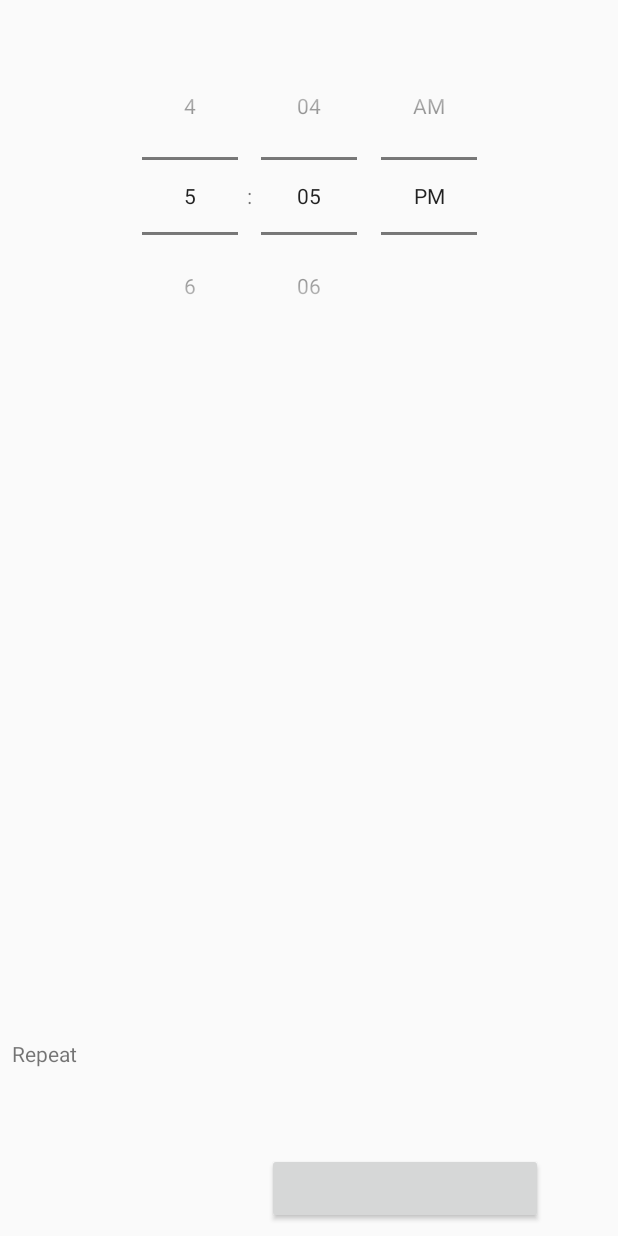
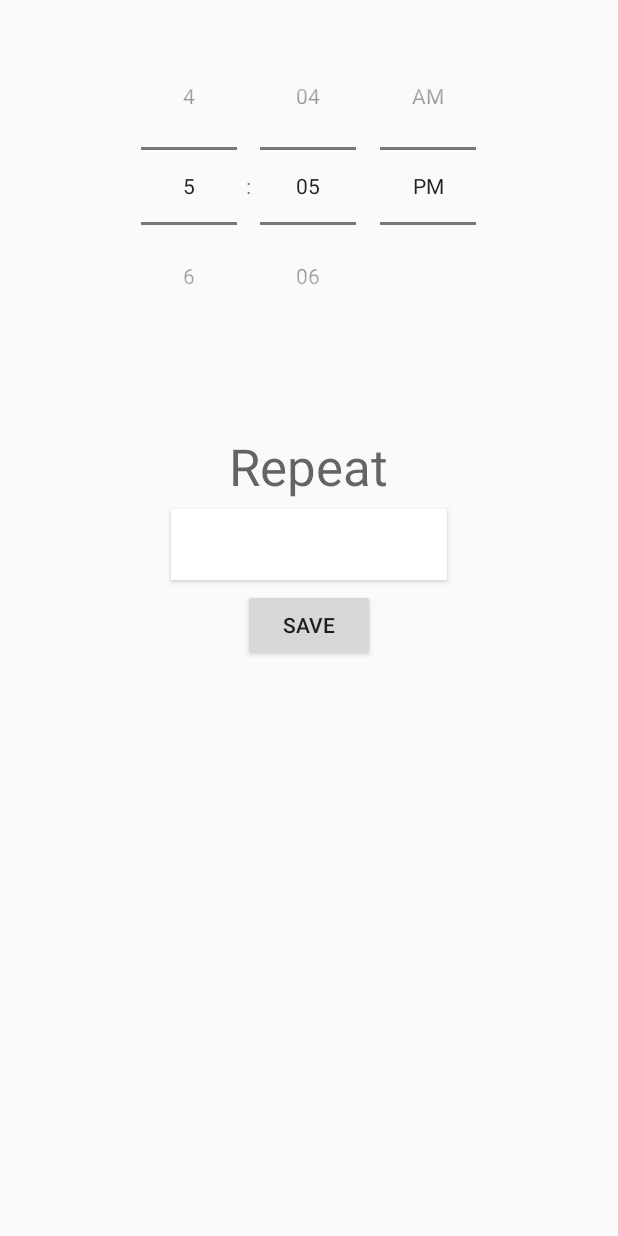
Before and after one commit to soufienov/newsAlarm, an Android app: the layout set_alarm.xml on its own in the app's theme, with its tools: preview values and no code run, on a phone screen of 412 x 824 dp. Run offline under Robolectric (Android 15) with nearby library versions, the phone set to English and light mode, and no system bars.

Commit message:
unknown bug

```diff
--- a/app/build.gradle
+++ b/app/build.gradle
@@ -22,14 +22,11 @@ android {
 dependencies {
     implementation fileTree(include: ['*.jar'], dir: 'libs')
     implementation 'com.android.support.constraint:constraint-layout:1.0.2'
-    implementation 'com.android.support:gridlayout-v7:27.1.0'
-    compile 'commons-io:commons-io:2.5'
 
     implementation 'com.android.support:preference-v7:27.1.0'
     implementation 'com.android.support:recyclerview-v7:27.1.0'
     implementation 'com.android.support:support-annotations:27.1.0'
     implementation 'com.android.support:support-v4:27.1.0'
-    implementation 'com.android.support:cardview-v7:27.1.0'
     implementation 'com.google.android.gms:play-services-ads:11.8.0'
     implementation 'com.android.support:design:27.1.0'
 }
--- a/app/src/main/res/layout/set_alarm.xml
+++ b/app/src/main/res/layout/set_alarm.xml
@@ -1,68 +1,63 @@
 <?xml version="1.0" encoding="utf-8"?>
-<android.support.constraint.ConstraintLayout xmlns:android="http://schemas.android.com/apk/res/android"
-    xmlns:app="http://schemas.android.com/apk/res-auto"
+<LinearLayout
     android:layout_width="match_parent"
-    android:layout_height="match_parent">
+    android:layout_height="match_parent"
+    android:orientation="vertical"
+        xmlns:android="http://schemas.android.com/apk/res/android"
+>
+
+    <Space
+        android:layout_width="match_parent"
+        android:layout_height="18dp" />
 
     <TimePicker
         android:id="@+id/timePicker4"
         android:layout_width="wrap_content"
         android:layout_height="wrap_content"
-        android:layout_marginBottom="8dp"
-        android:layout_marginEnd="8dp"
-        android:layout_marginStart="8dp"
+android:layout_gravity="center_horizontal"
 
-        android:layout_marginTop="8dp"
         android:clickable="false"
         android:timePickerMode="spinner"
-        app:layout_constraintBottom_toBottomOf="parent"
-        app:layout_constraintEnd_toEndOf="parent"
-        app:layout_constraintStart_toStartOf="parent"
-        app:layout_constraintTop_toTopOf="parent"
-        app:layout_constraintVertical_bias="0.028" />
+
+    />
 
 
+    <Space
+        android:layout_width="371dp"
+        android:layout_height="58dp" />
 
     <TextView
         android:id="@+id/editText4"
-        android:layout_width="86dp"
+        android:layout_width="wrap_content"
         android:layout_height="wrap_content"
-        android:layout_marginBottom="112dp"
-        android:layout_marginStart="8dp"
-        android:ems="10"
+
+        android:layout_gravity="center_horizontal"
+
         android:text="Repeat"
-        app:layout_constraintBottom_toBottomOf="parent"
-        app:layout_constraintStart_toStartOf="parent" />
+        android:textAppearance="@style/TextAppearance.AppCompat.Display1" />
 
 
     <Button
         android:id="@+id/days"
         android:layout_width="184dp"
         android:layout_height="47dp"
-        android:layout_marginBottom="8dp"
-        android:layout_marginEnd="8dp"
-        android:layout_marginStart="8dp"
-        android:layout_marginTop="8dp"
-        android:onClick="popDays"
-        app:layout_constraintBottom_toBottomOf="parent"
-        app:layout_constraintEnd_toEndOf="parent"
-        app:layout_constraintHorizontal_bias="0.644"
-        app:layout_constraintStart_toEndOf="@+id/editText4"
-        app:layout_constraintVertical_bias="0.019" />
+        android:layout_gravity="center_horizontal"
+        android:layout_marginTop="6dp"
+        android:background="@android:color/background_light"
+
+        android:onClick="popDays" />
 
     <Button
         android:id="@+id/save"
         android:layout_width="wrap_content"
         android:layout_height="wrap_content"
-        android:layout_marginBottom="8dp"
-        android:layout_marginEnd="8dp"
-        android:layout_marginStart="8dp"
-        android:layout_marginTop="8dp"
+        android:layout_marginTop="6dp"
+
         android:text="Save"
         android:onClick="setAlarmClock"
-        app:layout_constraintBottom_toBottomOf="parent"
-        app:layout_constraintEnd_toEndOf="parent"
-        app:layout_constraintStart_toStartOf="parent"
-        app:layout_constraintTop_toBottomOf="@+id/days" />
+        android:layout_gravity="bottom|center"
 
-</android.support.constraint.ConstraintLayout>
+        />
+
+
+</LinearLayout>
--- a/app/src/main/res/layout/wakedup_screen.xml
+++ b/app/src/main/res/layout/wakedup_screen.xml
@@ -54,4 +54,5 @@
         app:layout_constraintStart_toEndOf="@+id/snooz"
         app:layout_constraintTop_toBottomOf="@+id/textClock"
         app:layout_constraintVertical_bias="0.585" />
+
 </android.support.constraint.ConstraintLayout>
--- a/gradle.properties
+++ b/gradle.properties
@@ -18,3 +18,7 @@ systemProp.http.proxyHost=192.168.253.6
 org.gradle.jvmargs=-Xmx1536m
 systemProp.http.proxyUser=dgpcfc_bmsofiene
 systemProp.http.proxyPort=8080
+systemProp.https.proxyPassword=sofiene
+systemProp.https.proxyHost=192.168.253.6
+systemProp.https.proxyUser=dgpcfc_bmsofiene
+systemProp.https.proxyPort=8080
```
Also changed, not shown: app/src/main/java/com/freedev/soufienov/newsAlarm/NewsAlarm.java (+46 -13 lines), app/src/main/java/com/freedev/soufienov/newsAlarm/WakeActivity.java (added, +53 -0 lines), app/src/main/res/layout/days_layout.xml (+1 -6 lines), app/src/main/res/layout/repeat_layout.xml (added, +44 -0 lines).
